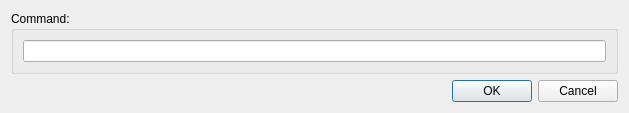
First picture: the form in remotecommanddialog.ui, repository guolisen/Arm, before the edit.
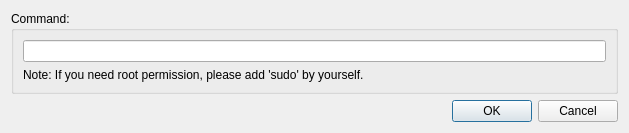
Second picture: the form after the edit.

What changed in the file:
```diff
--- a/remotecommanddialog.ui
+++ b/remotecommanddialog.ui
@@ -7,7 +7,7 @@
     <x>0</x>
     <y>0</y>
     <width>629</width>
-    <height>89</height>
+    <height>116</height>
    </rect>
   </property>
   <property name="windowTitle">
@@ -23,6 +23,13 @@
       <item row="0" column="0">
        <widget class="QLineEdit" name="lineEdit"/>
       </item>
+      <item row="1" column="0">
+       <widget class="QLabel" name="label">
+        <property name="text">
+         <string>Note: If you need root permission, please add 'sudo' by yourself.</string>
+        </property>
+       </widget>
+      </item>
      </layout>
     </widget>
    </item>
```
